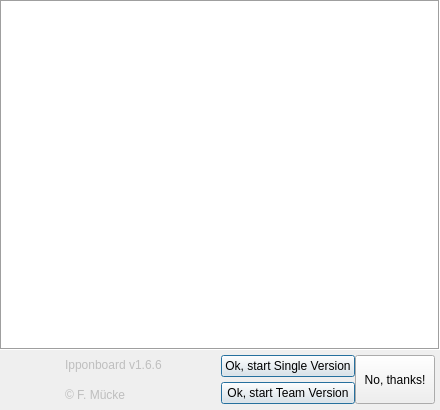
Before: the Qt Designer form base/SplashScreen.ui in fmuecke/Ipponboard, drawn with Qt 5.
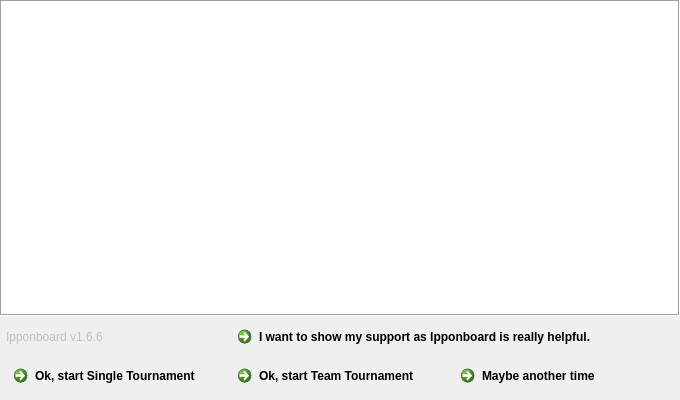
After: the same form once the commit is applied. Icons and pictures are not drawn.

Commit message: redesigned splash screen and added a "donate" button

What changed in the file:
```diff
--- a/base/SplashScreen.ui
+++ b/base/SplashScreen.ui
@@ -9,10 +9,15 @@
    <rect>
     <x>0</x>
     <y>0</y>
-    <width>440</width>
-    <height>410</height>
+    <width>680</width>
+    <height>400</height>
    </rect>
   </property>
+  <property name="font">
+   <font>
+    <family>Segoe UI</family>
+   </font>
+  </property>
   <property name="windowTitle">
    <string>License Information</string>
   </property>
@@ -31,7 +36,7 @@
   </property>
   <layout class="QVBoxLayout" name="verticalLayout" stretch="1,0">
    <property name="spacing">
-    <number>0</number>
+    <number>3</number>
    </property>
    <property name="leftMargin">
     <number>0</number>
@@ -100,44 +105,67 @@
     </widget>
    </item>
    <item>
-    <layout class="QHBoxLayout" name="horizontalLayout_3" stretch="0,0,1">
-     <property name="spacing">
-      <number>0</number>
-     </property>
+    <layout class="QGridLayout" name="gridLayout">
      <property name="leftMargin">
-      <number>5</number>
-     </property>
-     <property name="topMargin">
-      <number>0</number>
+      <number>6</number>
      </property>
      <property name="rightMargin">
-      <number>5</number>
+      <number>6</number>
      </property>
      <property name="bottomMargin">
-      <number>0</number>
+      <number>6</number>
      </property>
-     <item>
-      <widget class="QWidget" name="widget_image" native="true">
+     <item row="1" column="2">
+      <widget class="QCommandLinkButton" name="commandLinkButton_cancel">
        <property name="minimumSize">
         <size>
-         <width>60</width>
-         <height>60</height>
+         <width>220</width>
+         <height>0</height>
         </size>
        </property>
-       <property name="styleSheet">
-        <string notr="true">image: url(:/res/images/logo.png);</string>
+       <property name="text">
+        <string>Maybe another time</string>
        </property>
+       <property name="default">
+        <bool>true</bool>
+       </property>
       </widget>
      </item>
-     <item>
-      <layout class="QVBoxLayout" name="verticalLayout_2">
-       <property name="rightMargin">
-        <number>0</number>
+     <item row="1" column="1">
+      <widget class="QCommandLinkButton" name="commandLinkButton_startTeamVersion">
+       <property name="layoutDirection">
+        <enum>Qt::LeftToRight</enum>
        </property>
-       <property name="bottomMargin">
-        <number>0</number>
+       <property name="text">
+        <string>Ok, start Team Tournament</string>
        </property>
-       <item>
+       <property name="icon">
+        <iconset resource="ipponboard.qrc">
+         <normaloff>:/res/images/logo_team.png</normaloff>:/res/images/logo_team.png</iconset>
+       </property>
+       <property name="checkable">
+        <bool>false</bool>
+       </property>
+       <property name="autoDefault">
+        <bool>false</bool>
+       </property>
+       <property name="default">
+        <bool>false</bool>
+       </property>
+      </widget>
+     </item>
+     <item row="1" column="0">
+      <widget class="QCommandLinkButton" name="commandLinkButton_startSingleVersion">
+       <property name="text">
+        <string>Ok, start Single Tournament</string>
+       </property>
+       <property name="icon">
+        <iconset resource="ipponboard.qrc">
+         <normaloff>:/res/images/logo.png</normaloff>:/res/images/logo.png</iconset>
+       </property>
+      </widget>
+     </item>
+     <item row="0" column="0">
         <widget class="QLabel" name="label_info">
          <property name="enabled">
           <bool>false</bool>
@@ -162,143 +190,26 @@
          </property>
         </widget>
        </item>
-       <item>
-        <widget class="QLabel" name="labelCopyright">
-         <property name="enabled">
-          <bool>false</bool>
-         </property>
-         <property name="sizePolicy">
-          <sizepolicy hsizetype="Preferred" vsizetype="Preferred">
-           <horstretch>0</horstretch>
-           <verstretch>0</verstretch>
-          </sizepolicy>
-         </property>
+     <item row="0" column="1" colspan="2">
+      <widget class="QCommandLinkButton" name="commandLinkButton_donate">
          <property name="text">
-          <string notr="true">© F. Mücke</string>
-         </property>
-         <property name="textFormat">
-          <enum>Qt::PlainText</enum>
-         </property>
-         <property name="scaledContents">
-          <bool>false</bool>
-         </property>
-         <property name="margin">
-          <number>5</number>
-         </property>
-        </widget>
-       </item>
-      </layout>
-     </item>
-     <item>
-      <layout class="QGridLayout" name="gridLayout">
-       <property name="leftMargin">
-        <number>0</number>
-       </property>
-       <property name="topMargin">
-        <number>0</number>
-       </property>
-       <item row="0" column="2">
-        <spacer name="horizontalSpacer">
-         <property name="orientation">
-          <enum>Qt::Horizontal</enum>
-         </property>
-         <property name="sizeHint" stdset="0">
+        <string>I want to show my support as Ipponboard is really helpful.</string>
+       </property>
+       <property name="icon">
+        <iconset resource="ipponboard.qrc">
+         <normaloff>:/res/images/btn_donate_EN_s.gif</normaloff>:/res/images/btn_donate_EN_s.gif</iconset>
+       </property>
+       <property name="iconSize">
           <size>
-           <width>40</width>
+         <width>70</width>
            <height>20</height>
           </size>
          </property>
-        </spacer>
-       </item>
-       <item row="0" column="3">
-        <widget class="QPushButton" name="pushButton">
-         <property name="focusPolicy">
-          <enum>Qt::TabFocus</enum>
-         </property>
-         <property name="toolTip">
-          <string>Accept terms of usage &amp; start Single Tournament edition.</string>
-         </property>
-         <property name="text">
-          <string>Ok, start Single Version</string>
-         </property>
-         <property name="icon">
-          <iconset resource="ipponboard.qrc">
-           <normaloff>:/res/images/logo.png</normaloff>:/res/images/logo.png</iconset>
-         </property>
-         <property name="autoDefault">
-          <bool>true</bool>
-         </property>
-         <property name="default">
-          <bool>true</bool>
-         </property>
-         <property name="flat">
-          <bool>false</bool>
-         </property>
-        </widget>
-       </item>
-       <item row="1" column="3">
-        <widget class="QPushButton" name="pushButton_team">
-         <property name="focusPolicy">
-          <enum>Qt::TabFocus</enum>
-         </property>
-         <property name="toolTip">
-          <string>Accept terms of usage &amp; start Team Tournament edition.</string>
-         </property>
-         <property name="text">
-          <string>Ok, start Team Version</string>
-         </property>
-         <property name="icon">
-          <iconset resource="ipponboard.qrc">
-           <normaloff>:/res/images/logo_team.png</normaloff>:/res/images/logo_team.png</iconset>
-         </property>
-         <property name="autoDefault">
-          <bool>true</bool>
-         </property>
-         <property name="default">
-          <bool>true</bool>
-         </property>
-         <property name="flat">
-          <bool>false</bool>
-         </property>
-        </widget>
-       </item>
-       <item row="0" column="4" rowspan="2">
-        <widget class="QPushButton" name="pushButton_Cancel">
-         <property name="sizePolicy">
-          <sizepolicy hsizetype="MinimumExpanding" vsizetype="MinimumExpanding">
-           <horstretch>0</horstretch>
-           <verstretch>0</verstretch>
-          </sizepolicy>
-         </property>
-         <property name="focusPolicy">
-          <enum>Qt::TabFocus</enum>
-         </property>
-         <property name="text">
-          <string>No, thanks!</string>
-         </property>
-         <property name="icon">
-          <iconset resource="ipponboard.qrc">
-           <normaloff>:/res/icons/deny.png</normaloff>:/res/icons/deny.png</iconset>
-         </property>
-         <property name="shortcut">
-          <string notr="true"/>
-         </property>
-         <property name="autoDefault">
-          <bool>false</bool>
-         </property>
-         <property name="default">
-          <bool>false</bool>
-         </property>
-         <property name="flat">
-          <bool>false</bool>
-         </property>
-        </widget>
-       </item>
+      </widget>
+     </item>
       </layout>
      </item>
     </layout>
-   </item>
-  </layout>
  </widget>
  <tabstops>
   <tabstop>textEdit</tabstop>
```
Left out of the diff: 7 changed lines with no effect on the pictures. Lines whose indentation alone changed are shown as unchanged. The commit also changes 8 other files.
